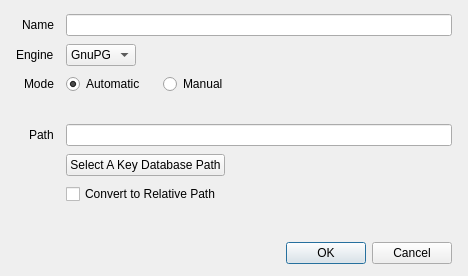
Qt form ui/KeyDatabaseEditDialog.ui (saturneric/GpgFrontend) before a commit.
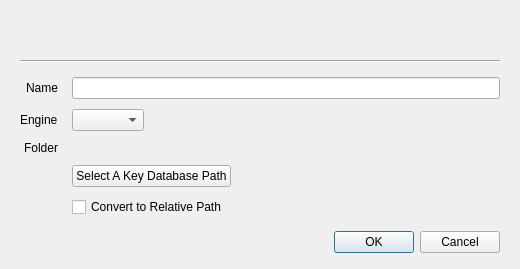
The same form after that commit.

Commit message:
feat(key-database): support profile and local databases
- separate managed, external, and default databases
- add profile and local-only database tabs
- support mode-specific add, edit, rename, and folder handling
- enforce database limits, unique names, and non-empty configuration
- persist database kinds and compose channel ordering
- improve path display, tooltips, status indicators, and hints
- hide unsupported external databases in sandbox mode

The edit to the form file:
```diff
--- a/ui/KeyDatabaseEditDialog.ui
+++ b/ui/KeyDatabaseEditDialog.ui
@@ -6,39 +6,110 @@
    <rect>
     <x>0</x>
     <y>0</y>
-    <width>468</width>
-    <height>248</height>
+    <width>520</width>
+    <height>260</height>
    </rect>
   </property>
+  <property name="minimumSize">
+   <size>
+    <width>460</width>
+    <height>0</height>
+   </size>
+  </property>
   <property name="windowTitle">
    <string>Key Database Info</string>
   </property>
   <layout class="QVBoxLayout" name="verticalLayout">
    <property name="spacing">
-    <number>10</number>
+    <number>0</number>
    </property>
    <property name="leftMargin">
-    <number>16</number>
+    <number>20</number>
    </property>
    <property name="topMargin">
-    <number>14</number>
+    <number>18</number>
    </property>
    <property name="rightMargin">
-    <number>16</number>
+    <number>20</number>
    </property>
    <property name="bottomMargin">
-    <number>12</number>
+    <number>16</number>
    </property>
+   <item>
+    <widget class="QLabel" name="headlineLabel">
+     <property name="text">
+      <string/>
+     </property>
+     <property name="wordWrap">
+      <bool>true</bool>
+     </property>
+    </widget>
+   </item>
+   <item>
+    <widget class="QLabel" name="modeHintLabel">
+     <property name="text">
+      <string/>
+     </property>
+     <property name="wordWrap">
+      <bool>true</bool>
+     </property>
+    </widget>
+   </item>
+   <item>
+    <spacer name="headerSpacer">
+     <property name="orientation">
+      <enum>Qt::Orientation::Vertical</enum>
+     </property>
+     <property name="sizeType">
+      <enum>QSizePolicy::Policy::Fixed</enum>
+     </property>
+     <property name="sizeHint" stdset="0">
+      <size>
+       <width>20</width>
+       <height>14</height>
+      </size>
+     </property>
+    </spacer>
+   </item>
+   <item>
+    <widget class="Line" name="headerLine">
+     <property name="orientation">
+      <enum>Qt::Orientation::Horizontal</enum>
+     </property>
+     <property name="frameShadow">
+      <enum>QFrame::Shadow::Sunken</enum>
+     </property>
+     <property name="frameShape">
+      <enum>QFrame::Shape::HLine</enum>
+     </property>
+    </widget>
+   </item>
+   <item>
+    <spacer name="formSpacer">
+     <property name="orientation">
+      <enum>Qt::Orientation::Vertical</enum>
+     </property>
+     <property name="sizeType">
+      <enum>QSizePolicy::Policy::Fixed</enum>
+     </property>
+     <property name="sizeHint" stdset="0">
+      <size>
+       <width>20</width>
+       <height>14</height>
+      </size>
+     </property>
+    </spacer>
+   </item>
    <item>
     <layout class="QFormLayout" name="formLayout">
      <property name="fieldGrowthPolicy">
       <enum>QFormLayout::FieldGrowthPolicy::ExpandingFieldsGrow</enum>
      </property>
      <property name="horizontalSpacing">
-      <number>12</number>
+      <number>14</number>
      </property>
      <property name="verticalSpacing">
-      <number>8</number>
+      <number>10</number>
      </property>
      <property name="labelAlignment">
       <set>Qt::AlignmentFlag::AlignRight|Qt::AlignmentFlag::AlignVCenter</set>
@@ -69,94 +140,42 @@
      </item>
      <item row="1" column="1">
       <widget class="QComboBox" name="keyDBBackendTypeComboBox">
-       <item>
-        <property name="text">
-         <string>GnuPG</string>
-        </property>
-       </item>
-       <item>
-        <property name="text">
-         <string>rPGP</string>
-        </property>
-       </item>
+       <property name="sizeAdjustPolicy">
+        <enum>QComboBox::SizeAdjustPolicy::AdjustToContents</enum>
+       </property>
       </widget>
      </item>
      <item row="2" column="0">
-      <widget class="QLabel" name="setupModeLabel">
+      <widget class="QLabel" name="keyDBPathLabel">
        <property name="text">
-        <string>Mode</string>
+        <string>Folder</string>
        </property>
       </widget>
      </item>
      <item row="2" column="1">
-      <layout class="QHBoxLayout" name="setupModeLayout">
-       <property name="spacing">
-        <number>18</number>
-       </property>
-       <item>
-        <widget class="QRadioButton" name="autoModeRadioButton">
-         <property name="text">
-          <string>Automatic</string>
-         </property>
-         <property name="checked">
-          <bool>true</bool>
-         </property>
-        </widget>
-       </item>
-       <item>
-        <widget class="QRadioButton" name="manualModeRadioButton">
-         <property name="text">
-          <string>Manual</string>
-         </property>
-        </widget>
-       </item>
-       <item>
-        <spacer name="setupModeSpacer">
-         <property name="orientation">
-          <enum>Qt::Orientation::Horizontal</enum>
-         </property>
-         <property name="sizeHint" stdset="0">
-          <size>
-           <width>40</width>
-           <height>20</height>
-          </size>
-         </property>
-        </spacer>
-       </item>
-      </layout>
-     </item>
-     <item row="3" column="1">
-      <widget class="QLabel" name="modeHintLabel">
+      <widget class="QLabel" name="keyDBPathShowLabel">
        <property name="text">
         <string/>
        </property>
-       <property name="wordWrap">
-        <bool>true</bool>
+       <property name="textInteractionFlags">
+        <set>Qt::TextInteractionFlag::TextSelectableByMouse</set>
        </property>
       </widget>
      </item>
-     <item row="4" column="0">
-      <widget class="QLabel" name="keyDBPathLabel">
-       <property name="text">
-        <string>Path</string>
-       </property>
-      </widget>
-     </item>
-     <item row="4" column="1">
-      <widget class="QLineEdit" name="keyDBPathShowLabel">
-       <property name="readOnly">
-        <bool>true</bool>
-       </property>
-      </widget>
-     </item>
-     <item row="5" column="1">
+     <item row="3" column="1">
       <widget class="QPushButton" name="selectKeyDBButton">
        <property name="text">
         <string>Select A Key Database Path</string>
        </property>
+       <property name="sizePolicy">
+        <sizepolicy hsizetype="Maximum" vsizetype="Fixed">
+         <horstretch>0</horstretch>
+         <verstretch>0</verstretch>
+        </sizepolicy>
+       </property>
       </widget>
      </item>
-     <item row="6" column="1">
+     <item row="4" column="1">
       <widget class="QCheckBox" name="convert2RelativePathCheckBox">
        <property name="text">
         <string>Convert to Relative Path</string>
@@ -180,13 +199,10 @@
      <property name="orientation">
       <enum>Qt::Orientation::Vertical</enum>
      </property>
-     <property name="sizeType">
-      <enum>QSizePolicy::Policy::Fixed</enum>
-     </property>
      <property name="sizeHint" stdset="0">
       <size>
        <width>20</width>
-       <height>4</height>
+       <height>10</height>
       </size>
      </property>
     </spacer>
```
The commit also changes 5 other files.
